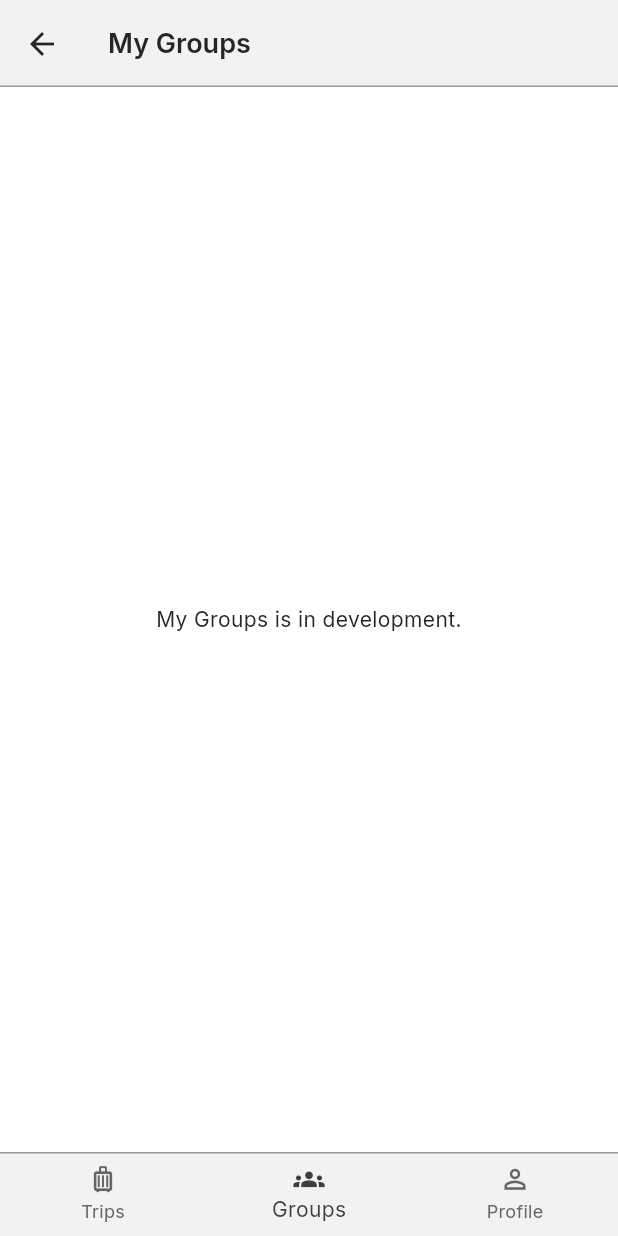
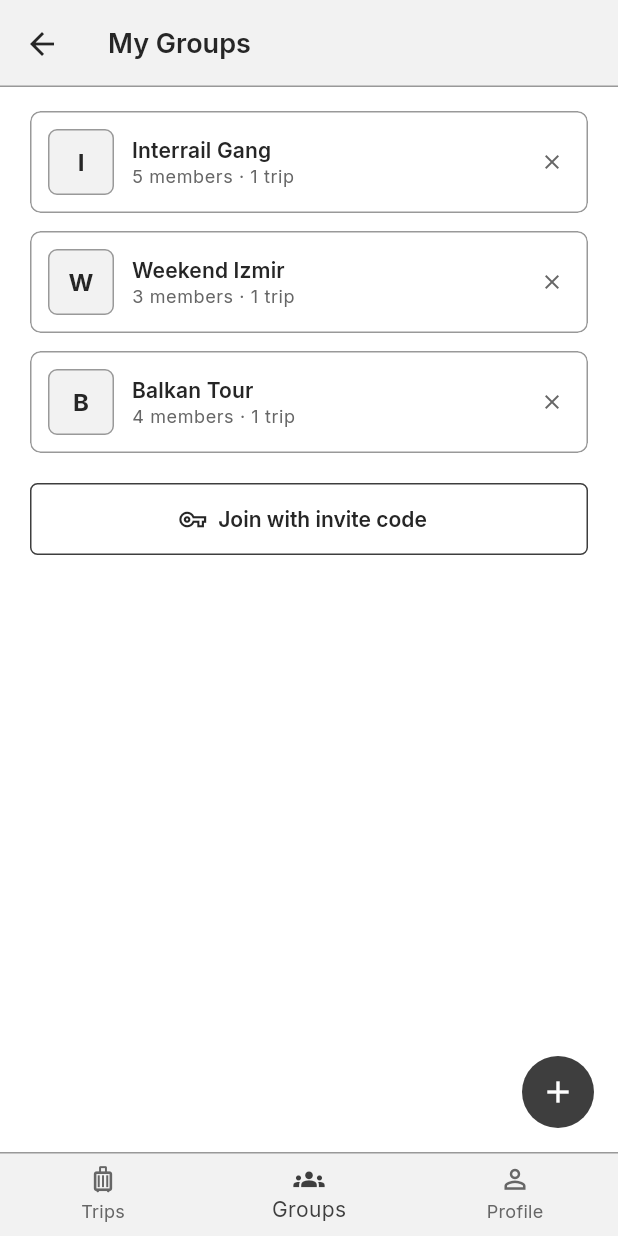
Before and after one commit to adasarabil/TripMate, a Flutter app: the MainShell screen opened by its route, item 2 of the bottom bar chosen, on a phone screen of 412 x 824 dp. Run offline on Flutter 3.47's test engine with Material 3 defaults, Android fonts, the phone set to English and light mode, and no system bars; our stand-ins replace material_ui.

Commit message:
Implement My Groups list and create group sheet

```diff
--- /dev/null
+++ b/lib/features/groups/groups_common.dart
@@ -0,0 +1,76 @@
+import 'package:material_ui/material_ui.dart';
+
+import '../../data/demo_models.dart';
+
+/// Square thumbnail with the first letter of a name.
+class InitialThumb extends StatelessWidget {
+  const InitialThumb(this.name, {super.key, this.size = 44});
+
+  final String name;
+  final double size;
+
+  @override
+  Widget build(BuildContext context) {
+    final theme = Theme.of(context);
+    final letter = name.trim().isEmpty ? '?' : name.trim().characters.first;
+    return Container(
+      width: size,
+      height: size,
+      alignment: Alignment.center,
+      decoration: BoxDecoration(
+        color: theme.colorScheme.surfaceContainerHighest,
+        border: Border.all(color: theme.colorScheme.outline),
+        borderRadius: BorderRadius.circular(6),
+      ),
+      child: Text(
+        letter.toUpperCase(),
+        style: theme.textTheme.titleMedium?.copyWith(
+          fontWeight: FontWeight.w700,
+        ),
+      ),
+    );
+  }
+}
+
+String memberLabel(int count) => '$count ${count == 1 ? 'member' : 'members'}';
+
+String tripLabel(int count) => '$count ${count == 1 ? 'trip' : 'trips'}';
+
+/// Shows a Cancel/Confirm dialog and returns whether the user confirmed.
+Future<bool> confirmAction(
+  BuildContext context, {
+  required String title,
+  required String message,
+  String confirmLabel = 'Confirm',
+}) async {
+  final confirmed = await showDialog<bool>(
+    context: context,
+    builder: (dialogContext) => AlertDialog(
+      title: Text(title),
+      content: Text(message),
+      actions: [
+        TextButton(
+          onPressed: () => Navigator.pop(dialogContext, false),
+          child: const Text('Cancel'),
+        ),
+        FilledButton(
+          onPressed: () => Navigator.pop(dialogContext, true),
+          child: Text(confirmLabel),
+        ),
+      ],
+    ),
+  );
+  return confirmed == true && context.mounted;
+}
+
+/// Leave confirmation shared by My Groups and Group Detail.
+Future<bool> confirmLeaveGroup(BuildContext context, Group group) =>
+    confirmAction(
+      context,
+      title: 'Leave group?',
+      message:
+          'Leave “${group.name}”? It disappears from My Groups. Its trips '
+          'and expenses stay, and you can join again with code '
+          '${group.inviteCode}.',
+      confirmLabel: 'Leave',
+    );
--- /dev/null
+++ b/lib/features/groups/my_groups_screen.dart
@@ -0,0 +1,258 @@
+import 'package:material_ui/material_ui.dart';
+import 'package:provider/provider.dart';
+
+import '../../app/step22_routes.dart';
+import '../../data/demo_models.dart';
+import '../../data/group_store.dart';
+import '../../data/trip_store.dart';
+import '../../ui/app_theme.dart';
+import 'groups_common.dart';
+
+/// 18 · My Groups, the Groups root tab.
+class MyGroupsScreen extends StatefulWidget {
+  const MyGroupsScreen({super.key});
+
+  @override
+  State<MyGroupsScreen> createState() => _MyGroupsScreenState();
+}
+
+class _MyGroupsScreenState extends State<MyGroupsScreen> {
+  var _busy = false;
+
+  Future<void> _guard(Future<void> Function() action) async {
+    if (_busy) return;
+    _busy = true;
+    try {
+      await action();
+    } finally {
+      _busy = false;
+    }
+  }
+
+  void _openDetail(String groupId) => Navigator.pushNamed<void>(
+    context,
+    AppRoute.groupDetail,
+    arguments: groupId,
+  );
+
+  Future<void> _createGroup() => _guard(() async {
+    final groupId = await showModalBottomSheet<String>(
+      context: context,
+      isScrollControlled: true,
+      showDragHandle: true,
+      builder: (_) => const CreateGroupSheet(),
+    );
+    if (groupId != null && mounted) _openDetail(groupId);
+  });
+
+  Future<void> _joinGroup() => _guard(() async {
+    final groupId = await Navigator.pushNamed<String>(
+      context,
+      AppRoute.joinGroup,
+    );
+    if (groupId != null && mounted) _openDetail(groupId);
+  });
+
+  Future<void> _leave(Group group) => _guard(() async {
+    if (!await confirmLeaveGroup(context, group) || !mounted) return;
+    context.read<GroupStore>().leaveGroup(group.id);
+    ScaffoldMessenger.of(context)
+      ..hideCurrentSnackBar()
+      ..showSnackBar(SnackBar(content: Text('You left ${group.name}.')));
+  });
+
+  @override
+  Widget build(BuildContext context) {
+    final theme = Theme.of(context);
+    final groups = context.watch<GroupStore>().visibleGroups;
+    final trips = context.watch<TripStore>().trips;
+
+    return Scaffold(
+      appBar: AppBar(title: const Text('My Groups')),
+      body: ListView(
+        key: const PageStorageKey('my-groups-list'),
+        padding: const EdgeInsets.fromLTRB(
+          AppSpacing.page,
+          AppSpacing.lg,
+          AppSpacing.page,
+          88,
+        ),
+        children: [
+          if (groups.isEmpty)
+            Padding(
+              padding: const EdgeInsets.symmetric(vertical: AppSpacing.xl),
+              child: Text(
+                'You are not in any group yet. Create one or join with an '
+                'invite code.',
+                textAlign: TextAlign.center,
+                style: theme.textTheme.bodyMedium?.copyWith(
+                  color: theme.colorScheme.onSurfaceVariant,
+                ),
+              ),
+            ),
+          for (final group in groups)
+            _GroupCard(
+              key: ValueKey(group.id),
+              group: group,
+              tripCount: trips.where((t) => t.groupId == group.id).length,
+              onOpen: () => _openDetail(group.id),
+              onLeave: () => _leave(group),
+            ),
+          const SizedBox(height: AppSpacing.sm),
+          OutlinedButton.icon(
+            onPressed: _joinGroup,
+            icon: const Icon(Icons.vpn_key_outlined, size: 18),
+            label: const Text('Join with invite code'),
+          ),
+        ],
+      ),
+      floatingActionButton: SizedBox.square(
+        dimension: 48,
+        child: FloatingActionButton(
+          tooltip: 'Create Group',
+          onPressed: _createGroup,
+          child: const Icon(Icons.add),
+        ),
+      ),
+    );
+  }
+}
+
+class _GroupCard extends StatelessWidget {
+  const _GroupCard({
+    super.key,
+    required this.group,
+    required this.tripCount,
+    required this.onOpen,
+    required this.onLeave,
+  });
+
+  final Group group;
+  final int tripCount;
+  final VoidCallback onOpen;
+  final VoidCallback onLeave;
+
+  @override
+  Widget build(BuildContext context) {
+    final theme = Theme.of(context);
+    return Padding(
+      padding: const EdgeInsets.only(bottom: AppSpacing.md),
+      child: Card(
+        clipBehavior: Clip.antiAlias,
+        child: Row(
+          children: [
+            Expanded(
+              child: InkWell(
+                onTap: onOpen,
+                child: Padding(
+                  padding: const EdgeInsets.all(AppSpacing.md),
+                  child: Row(
+                    children: [
+                      InitialThumb(group.name),
+                      const SizedBox(width: AppSpacing.md),
+                      Expanded(
+                        child: Column(
+                          crossAxisAlignment: CrossAxisAlignment.start,
+                          children: [
+                            Text(
+                              group.name,
+                              style: theme.textTheme.titleSmall,
+                              maxLines: 2,
+                              overflow: TextOverflow.ellipsis,
+                            ),
+                            Text(
+                              '${memberLabel(group.memberIds.length)} · '
+                              '${tripLabel(tripCount)}',
+                              style: theme.textTheme.bodySmall?.copyWith(
+                                color: theme.colorScheme.onSurfaceVariant,
+                              ),
+                            ),
+                          ],
+                        ),
+                      ),
+                    ],
+                  ),
+                ),
+              ),
+            ),
+            IconButton(
+              tooltip: 'Leave ${group.name}',
+              onPressed: onLeave,
+              icon: const Icon(Icons.close, size: 16),
+            ),
+          ],
+        ),
+      ),
+    );
+  }
+}
+
+/// Create Group bottom sheet. Pops with the new group ID when saved.
+class CreateGroupSheet extends StatefulWidget {
+  const CreateGroupSheet({super.key});
+
+  @override
+  State<CreateGroupSheet> createState() => _CreateGroupSheetState();
+}
+
+class _CreateGroupSheetState extends State<CreateGroupSheet> {
+  final _formKey = GlobalKey<FormState>();
+  final _name = TextEditingController();
+  var _saved = false;
+
+  @override
+  void dispose() {
+    _name.dispose();
+    super.dispose();
+  }
+
+  void _save() {
+    if (_saved || !(_formKey.currentState?.validate() ?? false)) return;
+    _saved = true;
+    final id = context.read<GroupStore>().createGroup(_name.text);
+    Navigator.pop(context, id);
+  }
+
+  @override
+  Widget build(BuildContext context) {
+    final theme = Theme.of(context);
+    return SingleChildScrollView(
+      padding: EdgeInsets.fromLTRB(
+        AppSpacing.page,
+        0,
+        AppSpacing.page,
+        AppSpacing.page + MediaQuery.viewInsetsOf(context).bottom,
+      ),
+      child: Form(
+        key: _formKey,
+        child: Column(
+          mainAxisSize: MainAxisSize.min,
+          crossAxisAlignment: CrossAxisAlignment.stretch,
+          children: [
+            Text('Create Group', style: theme.textTheme.titleLarge),
+            const SizedBox(height: AppSpacing.xs),
+            Text(
+              'You will be the owner. An invite code is created for you.',
+              style: theme.textTheme.bodySmall?.copyWith(
+                color: theme.colorScheme.onSurfaceVariant,
+              ),
+            ),
+            const SizedBox(height: AppSpacing.lg),
+            TextFormField(
+              controller: _name,
+              autofocus: true,
+              textCapitalization: TextCapitalization.words,
+              textInputAction: TextInputAction.done,
+              decoration: const InputDecoration(labelText: 'Group name'),
+              validator: (value) =>
+                  (value ?? '').trim().isEmpty ? 'Enter a group name' : null,
+              onFieldSubmitted: (_) => _save(),
+            ),
+            const SizedBox(height: AppSpacing.lg),
+            FilledButton(onPressed: _save, child: const Text('Create Group')),
+          ],
+        ),
+      ),
+    );
+  }
+}
--- a/lib/features/groups/step22_groups.dart
+++ b/lib/features/groups/step22_groups.dart
@@ -1,8 +1,9 @@
 import 'package:flutter/widgets.dart';
 
 import '../../ui/app_widgets.dart';
+import 'my_groups_screen.dart';
 
-Widget groupsTab() => const PendingStep22Screen('My Groups');
+Widget groupsTab() => const MyGroupsScreen();
 
 Widget groupDetailScreen(String groupId) =>
     const PendingStep22Screen('Group Detail');
```
Also changed, not shown: 1 other file.
